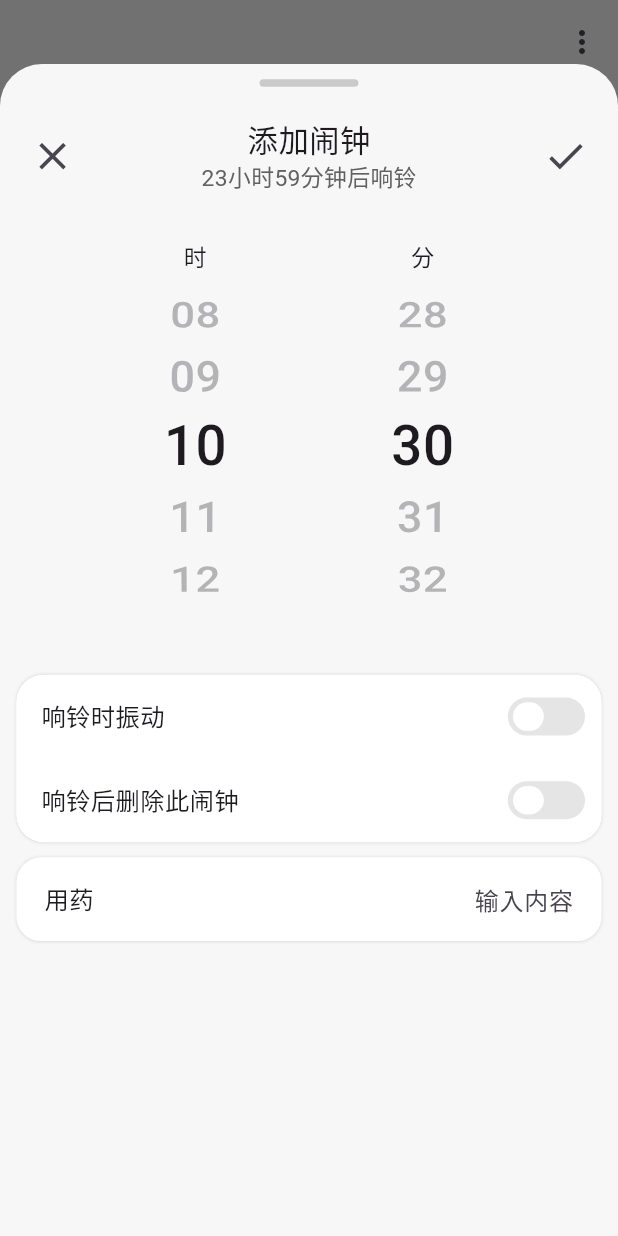
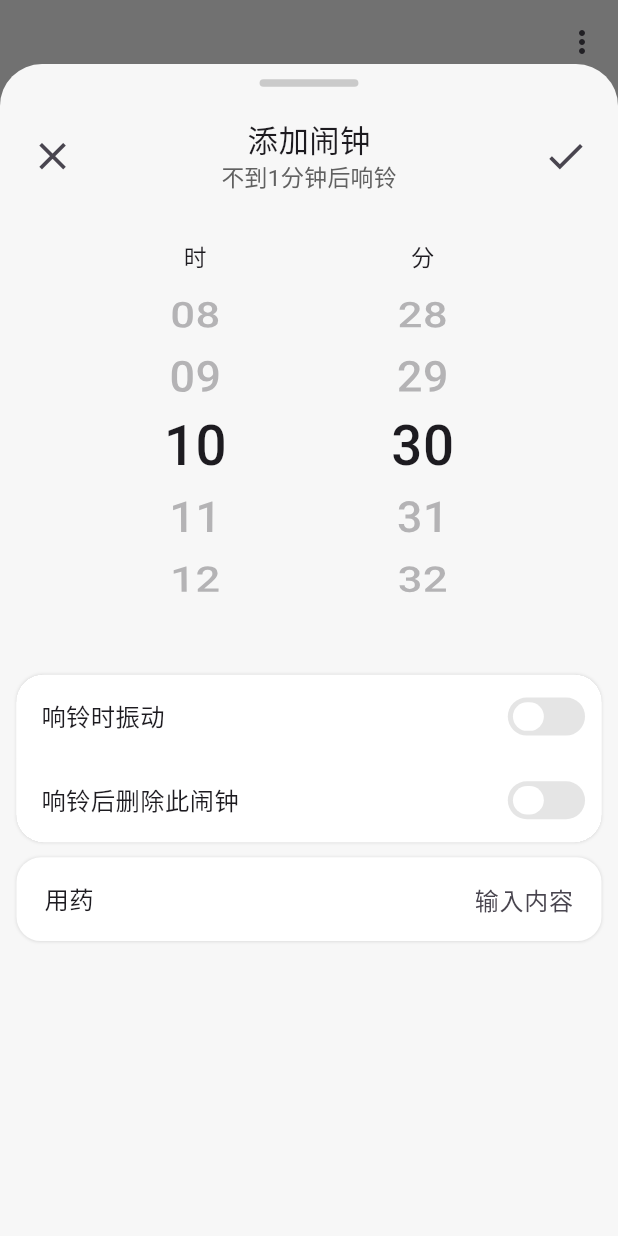
Before and after one commit to dzyz6/Medicine-Alarm, a Flutter app: the screen it shows after launch, after a tap on the "calendar today" icon, after a tap on the "add" icon, on a phone screen of 412 x 824 dp. Run offline on Flutter 3.47's test engine with Material 3 defaults, Android fonts, the phone set to English and light mode, and no system bars; our stand-ins replace dio, flutter_riverpod, flutter_screenutil, shared_preferences; missing offline and left inert: alarm, dart:ffi; statements that could not run were skipped.

Commit message:
alarm 完善

```diff
--- a/lib/main.dart
+++ b/lib/main.dart
@@ -11,13 +11,15 @@ import 'common/widget/MyNavigationBar.dart';
 import 'models/Alarm.dart';
 
 void main() async {
+  WidgetsFlutterBinding.ensureInitialized();
   await pluginAlarm.Alarm.init();
   runApp(
     ProviderScope(
       child: oldProvider.MultiProvider(
         providers: [
           oldProvider.ChangeNotifierProvider(create: (context) => PageChange()),
-          oldProvider.ChangeNotifierProvider(create: (context) => AlarmDelete()),
+          oldProvider.ChangeNotifierProvider(
+              create: (context) => AlarmDelete()),
         ],
         child: const MyApp(),
       ),
@@ -63,7 +65,7 @@ class _MyHomePageState extends State<MyHomePage> {
       body: Stack(
         children: [
           // 1. 页面内容（最下层）
-          oldProvider.Consumer<PageChange>(builder: (context,value,child){
+          oldProvider.Consumer<PageChange>(builder: (context, value, child) {
             return value.mainPage;
           }),
 
--- a/lib/pages/alarm/AddAlarm.dart
+++ b/lib/pages/alarm/AddAlarm.dart
@@ -1,3 +1,5 @@
+import 'dart:core';
+
 import 'package:flutter/cupertino.dart';
 import 'package:flutter/material.dart';
 import 'package:flutter_screenutil/flutter_screenutil.dart';
@@ -29,31 +31,36 @@ class _AddAlarmState extends State<AddAlarm> {
   bool finishDelete=false;
 
   ///计算选择时间与当前差
+  /// 计算选择时间与当前差（修复版）
   Duration timeCalculate() {
-    DateTime dateTime = DateTime.now();
     if (!fixedExtentScrollController.hasClients ||
         !fixedExtentScrollController2.hasClients) {
-      return Duration(hours: 23, minutes: 59); // 或其他默认值
+      return Duration.zero;
     }
-    DateTime dateTime2 = DateTime(
-        dateTime.year,
-        dateTime.month,
-        dateTime.day,
-        fixedExtentScrollController.selectedItem,
-        fixedExtentScrollController2.selectedItem,
-        0,
-        0);
-    if (dateTime.isBefore(dateTime2)) {
-      return dateTime2.difference(dateTime);
+
+    DateTime now = DateTime.now();
+    int selectedHour = fixedExtentScrollController.selectedItem % 24;
+    int selectedMinute = fixedExtentScrollController2.selectedItem % 60;
+
+    // 构建今天的目标时间
+    DateTime targetTime = DateTime(
+      now.year,
+      now.month,
+      now.day,
+      selectedHour,
+      selectedMinute,
+    );
+
+    Duration diff;
+    if (targetTime.isAfter(now)) {
+      // 时间还没到，用今天
+      diff = targetTime.difference(now);
     } else {
-      DateTime dateTime3 = DateTime(
-          dateTime.year,
-          dateTime.month,
-          dateTime.day + 1,
-          fixedExtentScrollController.selectedItem,
-          fixedExtentScrollController2.selectedItem);
-      return dateTime3.difference(dateTime);
+      // 时间已过，用明天
+      diff = targetTime.add(const Duration(days: 1)).difference(now);
     }
+
+    return diff;
   }
 
   @override
@@ -184,13 +191,10 @@ class _AddAlarmState extends State<AddAlarm> {
                       style: TextStyle(fontSize: 20.sp),
                     ),
                     Text(
-                      (timeCalculate().inHours == 0) &&
-                          (timeCalculate().inMinutes % 60) == 0
+                      (timeCalculate().inHours == 0 && timeCalculate().inMinutes.remainder(60) == 0)
                           ? "不到1分钟后响铃"
-                          : "${timeCalculate().inHours}小时${timeCalculate()
-                          .inMinutes % 60}分钟后响铃",
-                      style:
-                      TextStyle(fontSize: 15.sp, color: Colors.grey[700]),
+                          : "${timeCalculate().inHours}小时${timeCalculate().inMinutes.remainder(60)}分钟后响铃",
+                      style: TextStyle(fontSize: 15.sp, color: Colors.grey[700]),
                     )
                   ],
                 );
```
Also changed, not shown: lib/models/Alarm.dart (+54 -26 lines).
